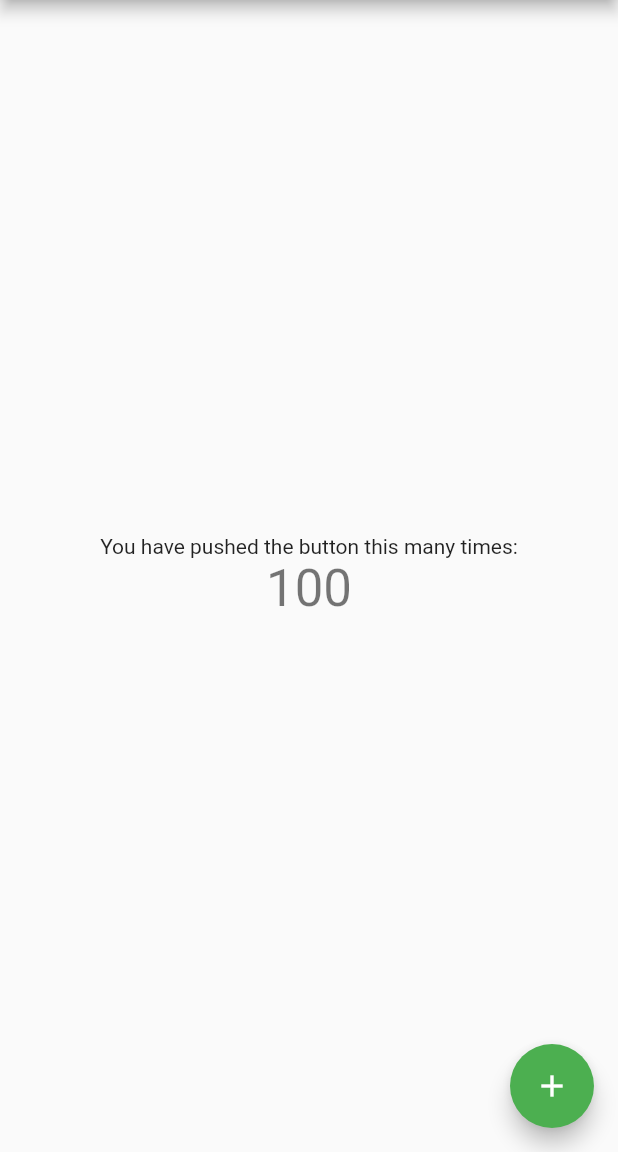
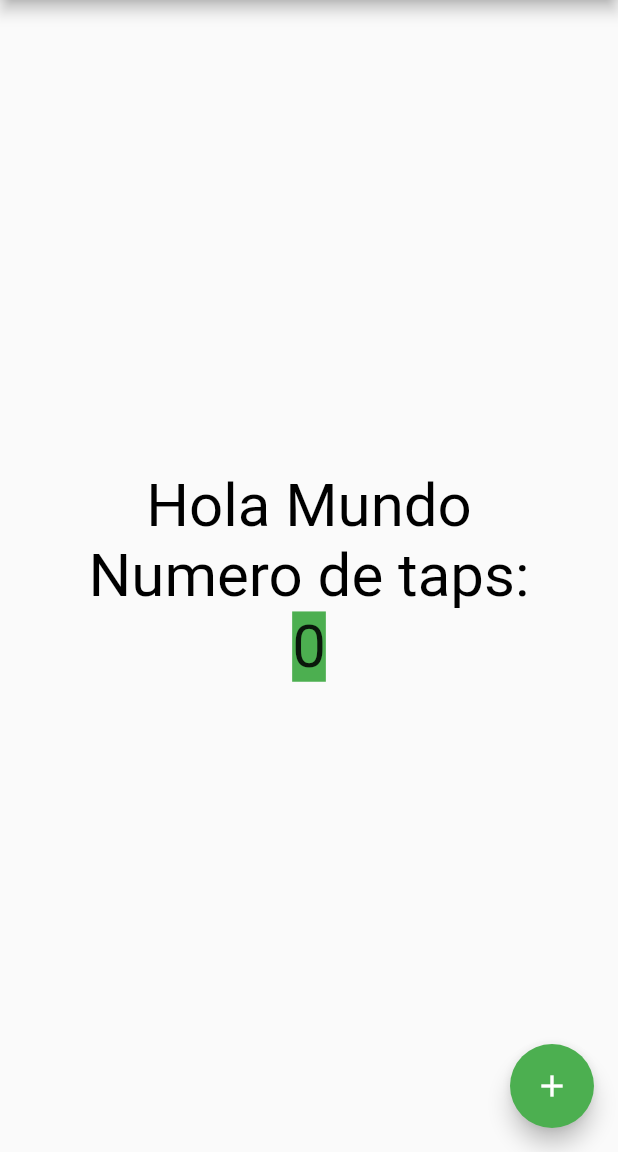
Before and after one commit to RubMolina10/PrimeraApp, a Flutter app: the screen it shows after launch, on a phone screen of 412 x 824 dp, the part 84-1236 px from its top. Run offline on Flutter 3.47's test engine with Material 2 defaults, Android fonts, the phone set to English and light mode, and no system bars.

Commit message:
MainFlutter

```diff
--- a/lib/main.dart
+++ b/lib/main.dart
@@ -48,7 +48,7 @@ class MyHomePage extends StatefulWidget {
 }
 
 class _MyHomePageState extends State<MyHomePage> {
-  int _counter = 100;
+  int _counter = 0;
 
   void _incrementCounter() {
     setState(() {
@@ -96,11 +96,17 @@ class _MyHomePageState extends State<MyHomePage> {
           mainAxisAlignment: MainAxisAlignment.center,
           children: <Widget>[
             const Text(
-              'You have pushed the button this many times:',
+              'Hola Mundo',
+              style: TextStyle(color: Colors.black, fontSize: 40),
+            ),
+            const Text(
+              'Numero de taps:',
+              style: TextStyle(color: Colors.black, fontSize: 40),
             ),
             Text(
               '$_counter',
-              style: Theme.of(context).textTheme.headline4,
+              //style: Theme.of(context).textTheme.headline4,
+              style: TextStyle(backgroundColor: Colors.green, fontSize: 40),
             ),
           ],
         ),
```
Also changed, not shown: 1 other file.
